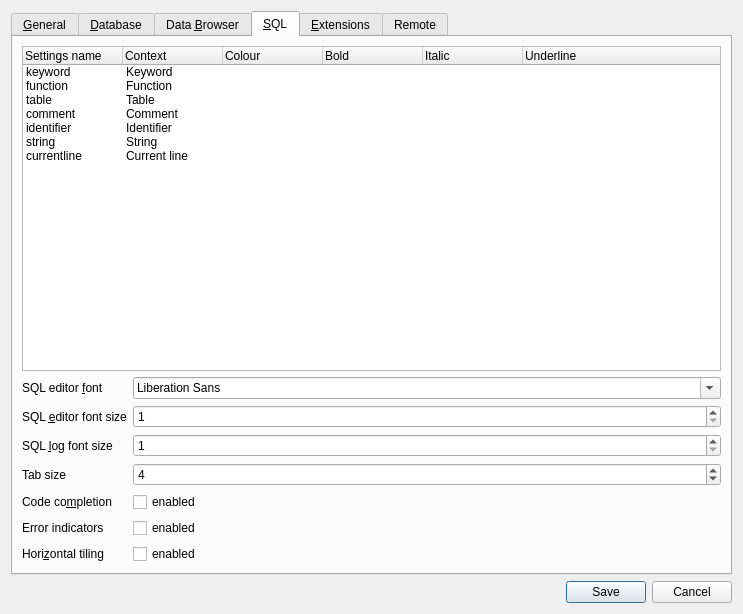
Above: src/PreferencesDialog.ui from sqlitebrowser/sqlitebrowser before the change. Below: the same form after it.
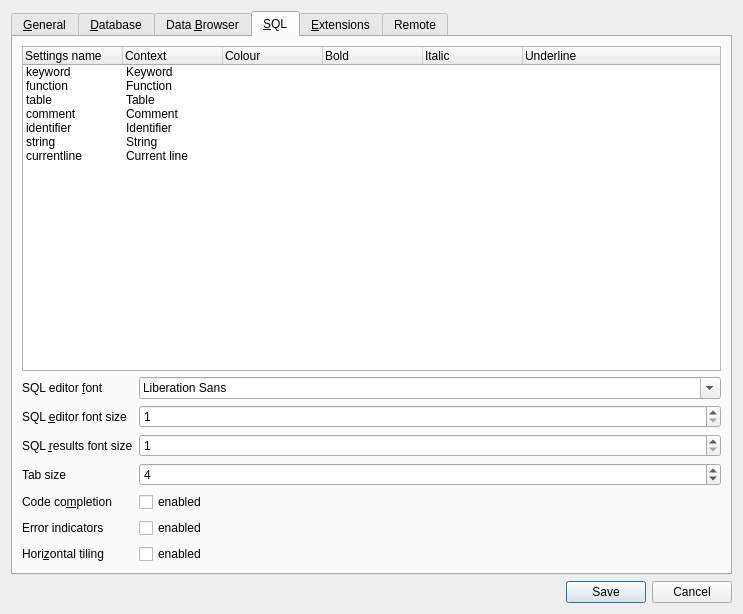
That is the form after the change. The open tabs and pages were chosen to show the change. Icons and pictures are not drawn. Custom widgets are drawn as their Qt base class.

Commit message: Usability improvements for Extended Table Widget and SQL results pane

```diff
--- a/src/PreferencesDialog.ui
+++ b/src/PreferencesDialog.ui
@@ -818,7 +818,7 @@
          <item row="2" column="0">
           <widget class="QLabel" name="label_7">
            <property name="text">
-            <string>SQL &amp;log font size</string>
+            <string>SQL &amp;results font size</string>
            </property>
            <property name="buddy">
             <cstring>spinLogFontSize</cstring>
```
Left out of the diff: 2 changed lines with no effect on the pictures. The commit also changes 5 other files.
